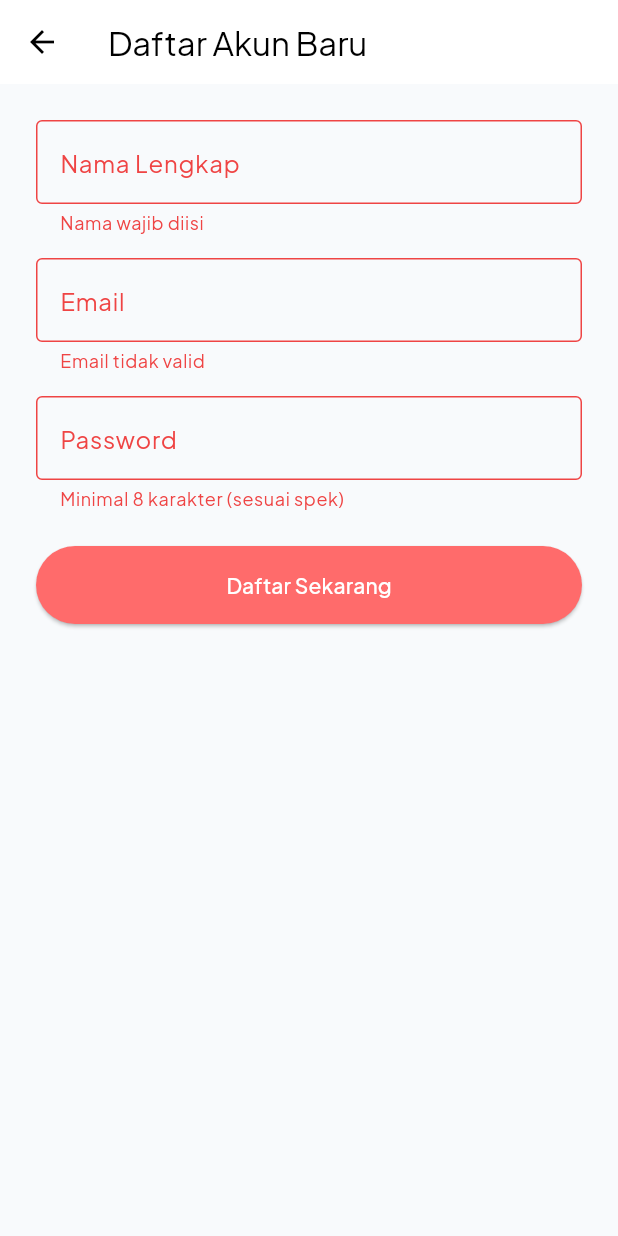
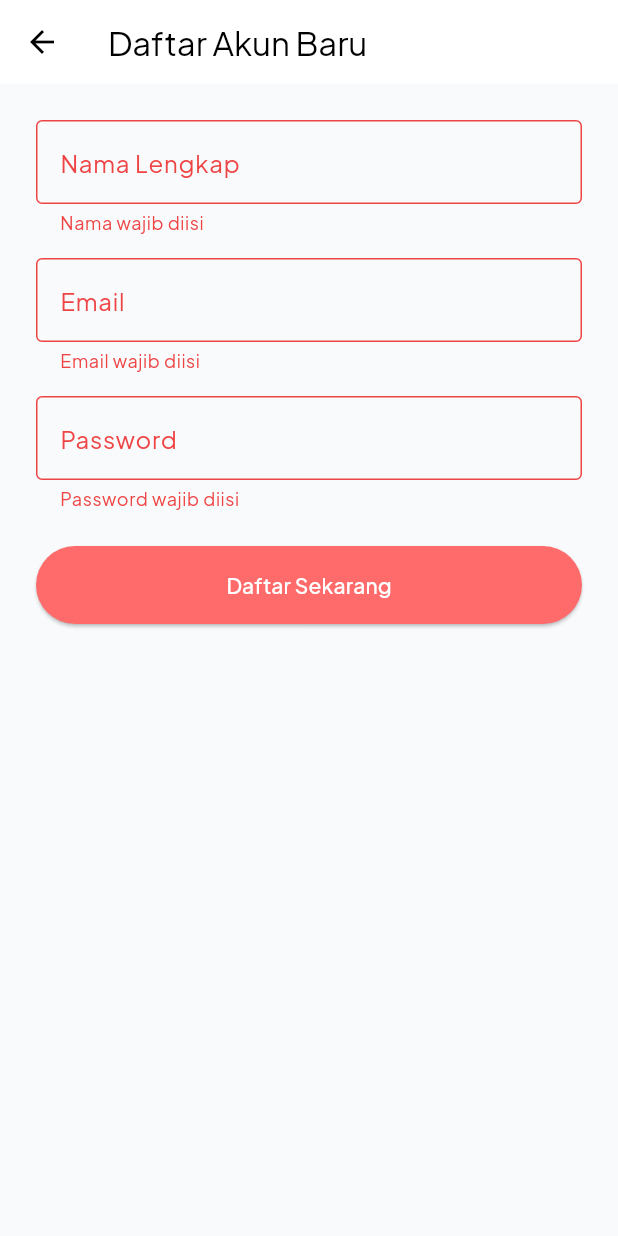
Before and after one commit to diky22rp/flutter-litera, a Flutter app: the RegisterPage screen opened directly, after a tap on "Daftar Sekarang", on a phone screen of 412 x 824 dp. Run offline on Flutter 3.47's test engine with Material 3 defaults, Android fonts, the light colour scheme and no system bars; our stand-ins replace cloud_firestore, dartz, equatable, firebase_auth, firebase_core, flutter_bloc and 2 more; accounts and stored records are empty.

Commit message:
refactor(core): extract validation logic to AppValidator helper

```diff
--- /dev/null
+++ b/lib/core/utils/app_validator.dart
@@ -0,0 +1,43 @@
+class AppValidator {
+  static String? validateEmail(String? value) {
+    if (value == null || value.isEmpty) {
+      return 'Email wajib diisi';
+    }
+
+    final emailRegex = RegExp(r'^[\w-\.]+@([\w-]+\.)+[\w-]{2,4}$');
+    if (!emailRegex.hasMatch(value)) {
+      return 'Format email tidak valid';
+    }
+
+    return null;
+  }
+
+  static String? validatePassword(String? value) {
+    if (value == null || value.isEmpty) {
+      return 'Password wajib diisi';
+    }
+
+    if (value.length < 8) {
+      return 'Password minimal 8 karakter';
+    }
+
+    bool hasLetter = value.contains(RegExp(r'[a-zA-Z]'));
+    bool hasDigit = value.contains(RegExp(r'[0-9]'));
+
+    if (!hasLetter || !hasDigit) {
+      return 'Password harus kombinasi huruf dan angka';
+    }
+
+    return null;
+  }
+
+  static String? validateName(String? value) {
+    if (value == null || value.isEmpty) {
+      return 'Nama wajib diisi';
+    }
+    if (value.length < 3) {
+      return 'Nama terlalu pendek';
+    }
+    return null;
+  }
+}
--- a/lib/features/auth/presentation/pages/login_page.dart
+++ b/lib/features/auth/presentation/pages/login_page.dart
@@ -1,6 +1,7 @@
 import 'package:flutter/material.dart';
 import 'package:flutter_bloc/flutter_bloc.dart';
 import 'package:flutter_litera/core/constants/app_colors.dart';
+import 'package:flutter_litera/core/utils/app_validator.dart';
 import 'package:flutter_litera/features/auth/presentation/bloc/auth_bloc.dart';
 import 'package:flutter_litera/features/auth/presentation/pages/register_page.dart';
 
@@ -71,8 +72,7 @@ class _LoginPageState extends State<LoginPage> {
                         border: OutlineInputBorder(),
                         prefixIcon: Icon(Icons.email_outlined),
                       ),
-                      validator: (value) =>
-                          value!.isEmpty ? "Email tidak boleh kosong" : null,
+                      validator: AppValidator.validateEmail,
                     ),
                     const SizedBox(height: 16),
 
@@ -84,8 +84,11 @@ class _LoginPageState extends State<LoginPage> {
                         border: OutlineInputBorder(),
                         prefixIcon: Icon(Icons.lock_outline),
                       ),
-                      validator: (value) =>
-                          value!.length < 6 ? "Password min 6 karakter" : null,
+                      validator: (val) {
+                        if (val == null || val.isEmpty)
+                          return "Password wajib diisi";
+                        return null;
+                      },
                     ),
                     const SizedBox(height: 24),
 
--- a/lib/features/auth/presentation/pages/register_page.dart
+++ b/lib/features/auth/presentation/pages/register_page.dart
@@ -1,6 +1,7 @@
 import 'package:flutter/material.dart';
 import 'package:flutter_bloc/flutter_bloc.dart';
 import 'package:flutter_litera/core/constants/app_colors.dart';
+import 'package:flutter_litera/core/utils/app_validator.dart';
 import 'package:flutter_litera/features/auth/presentation/bloc/auth_bloc.dart';
 
 class RegisterPage extends StatefulWidget {
@@ -57,7 +58,7 @@ class _RegisterPageState extends State<RegisterPage> {
                       labelText: "Nama Lengkap",
                       border: OutlineInputBorder(),
                     ),
-                    validator: (v) => v!.isEmpty ? "Nama wajib diisi" : null,
+                    validator: AppValidator.validateName,
                   ),
                   const SizedBox(height: 16),
                   TextFormField(
@@ -66,8 +67,7 @@ class _RegisterPageState extends State<RegisterPage> {
                       labelText: "Email",
                       border: OutlineInputBorder(),
                     ),
-                    validator: (v) =>
-                        !v!.contains("@") ? "Email tidak valid" : null,
+                    validator: AppValidator.validateEmail,
                   ),
                   const SizedBox(height: 16),
                   TextFormField(
@@ -77,9 +77,7 @@ class _RegisterPageState extends State<RegisterPage> {
                       labelText: "Password",
                       border: OutlineInputBorder(),
                     ),
-                    validator: (v) => v!.length < 8
-                        ? "Minimal 8 karakter (sesuai spek)"
-                        : null,
+                    validator: AppValidator.validatePassword,
                   ),
                   const SizedBox(height: 24),
                   ElevatedButton(
```
